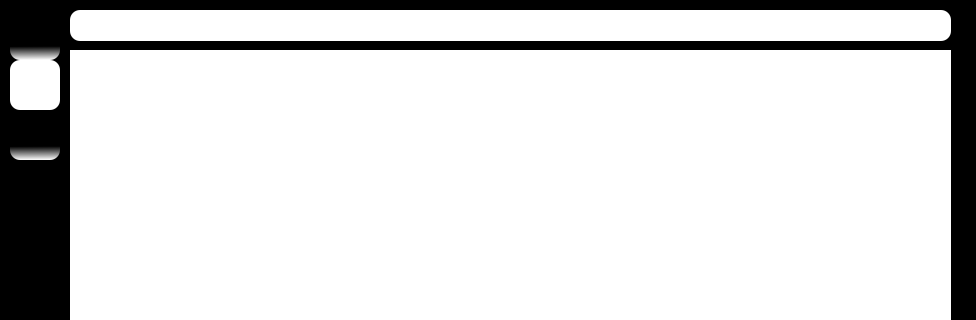
xbinh47/PTI_TungNam_DaiKhang, file ui/watch.ui: the form before one commit; both pictures show x 0 to 976 and y 0 to 320 of the 976 by 636 pixel window.
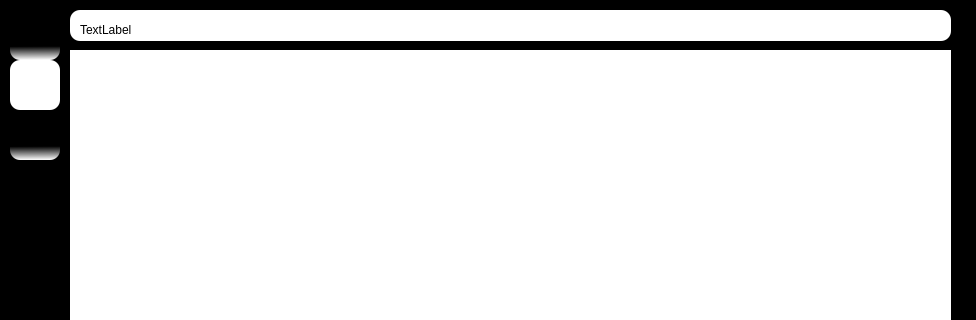
The form after the commit. Icons and pictures are not drawn.

The edit to the form file:
```diff
--- a/ui/watch.ui
+++ b/ui/watch.ui
@@ -263,6 +263,19 @@
      <property name="frameShadow">
       <enum>QFrame::Raised</enum>
      </property>
+     <widget class="QLabel" name="videoName">
+      <property name="geometry">
+       <rect>
+        <x>10</x>
+        <y>10</y>
+        <width>861</width>
+        <height>20</height>
+       </rect>
+      </property>
+      <property name="text">
+       <string>TextLabel</string>
+      </property>
+     </widget>
     </widget>
     <widget class="QFrame" name="controlFrame">
      <property name="geometry">
```
